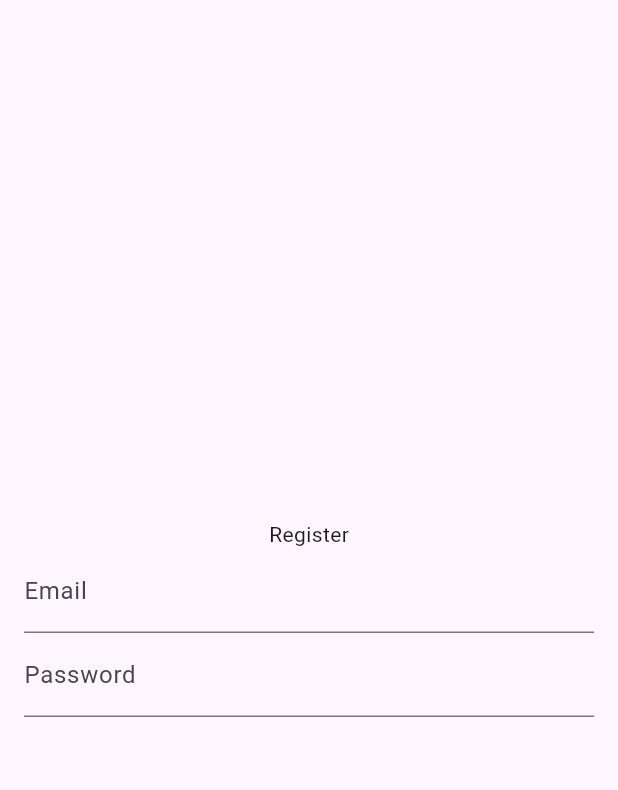
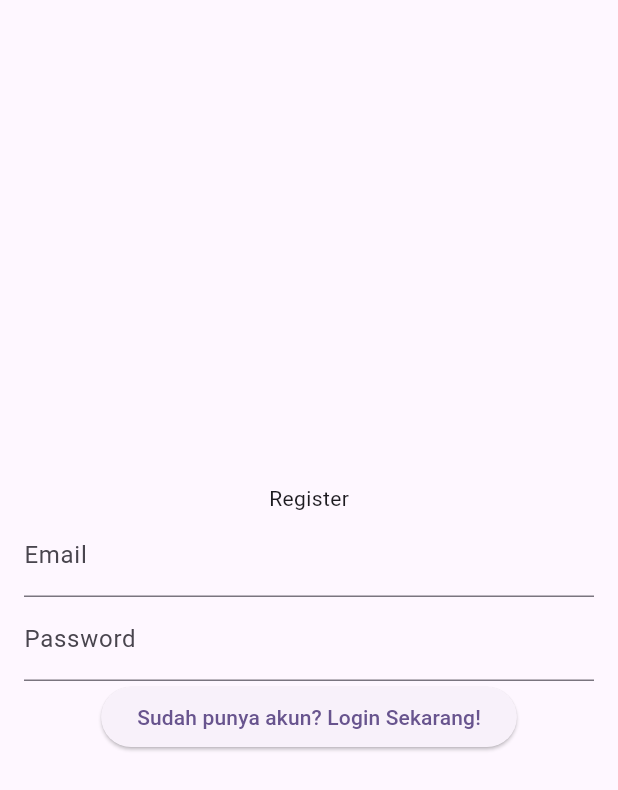
Before and after one commit to DaffaPutra7/20220140133_act4, a Flutter app: the RegisterPage screen opened directly, on a phone screen of 412 x 824 dp. Shown: the top 790 px of the screen. Run offline on Flutter 3.47's test engine with Material 3 defaults, Android fonts, the light colour scheme and no system bars.

Commit message:
Menambah code untuk navigasi ke halaman login

```diff
--- a/lib/registerpage.dart
+++ b/lib/registerpage.dart
@@ -46,7 +46,13 @@ class _RegisterPageState extends State<RegisterPage> {
                   }
                   return null;
                 },
-              )
+              ),
+              ElevatedButton(
+                onPressed: () {
+                  Navigator.pushNamed(context, '/login');
+                },
+                child: Text('Sudah punya akun? Login Sekarang!'),
+              ),
             ],
           ),
         ),
```
